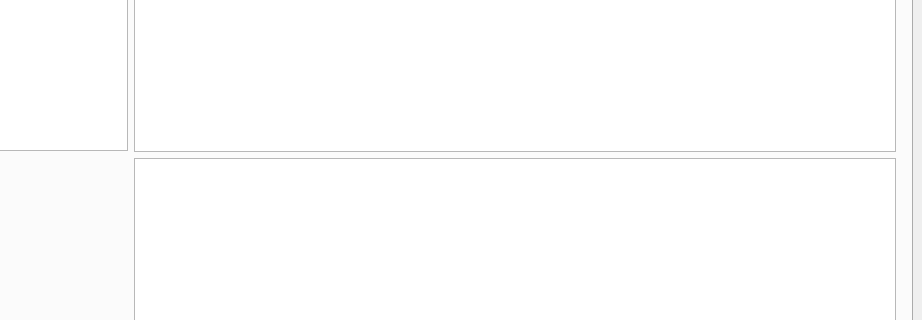
Above: ui/mainWindow.ui from adhukka477/options_explorer_app before the change; both pictures show x 152 to 1074 and y 363 to 683 of the 1074 by 827 pixel window. Below: the same form after it.
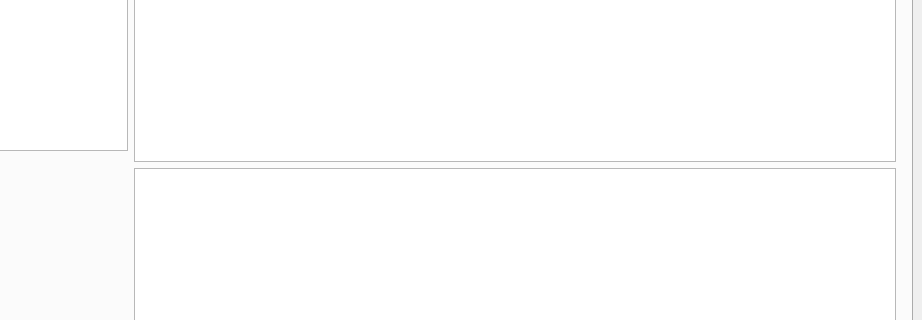
That is the form after the change.

Commit message: Added functionality to add a options leg to the order window.

```diff
--- a/ui/mainWindow.ui
+++ b/ui/mainWindow.ui
@@ -185,7 +185,7 @@
            </layout>
           </item>
           <item>
-           <layout class="QVBoxLayout" name="options_search_v_layout2" stretch="1,8,4,0">
+           <layout class="QVBoxLayout" name="options_search_v_layout2" stretch="1,8,0,0">
             <item>
              <widget class="QLabel" name="company_label">
               <property name="sizePolicy">
@@ -236,7 +236,21 @@
              </widget>
             </item>
             <item>
-             <widget class="QTableWidget" name="tableWidget_2"/>
+             <widget class="QTableView" name="orders_table_widget">
+              <property name="font">
+               <font>
+                <pointsize>10</pointsize>
+                <weight>50</weight>
+                <bold>false</bold>
+               </font>
+              </property>
+              <property name="selectionMode">
+               <enum>QAbstractItemView::SingleSelection</enum>
+              </property>
+              <property name="selectionBehavior">
+               <enum>QAbstractItemView::SelectRows</enum>
+              </property>
+             </widget>
             </item>
             <item>
              <widget class="QPushButton" name="pushButton_3">
```
Left out of the diff: 4 changed lines with no effect on the pictures. The commit also changes 3 other files.
